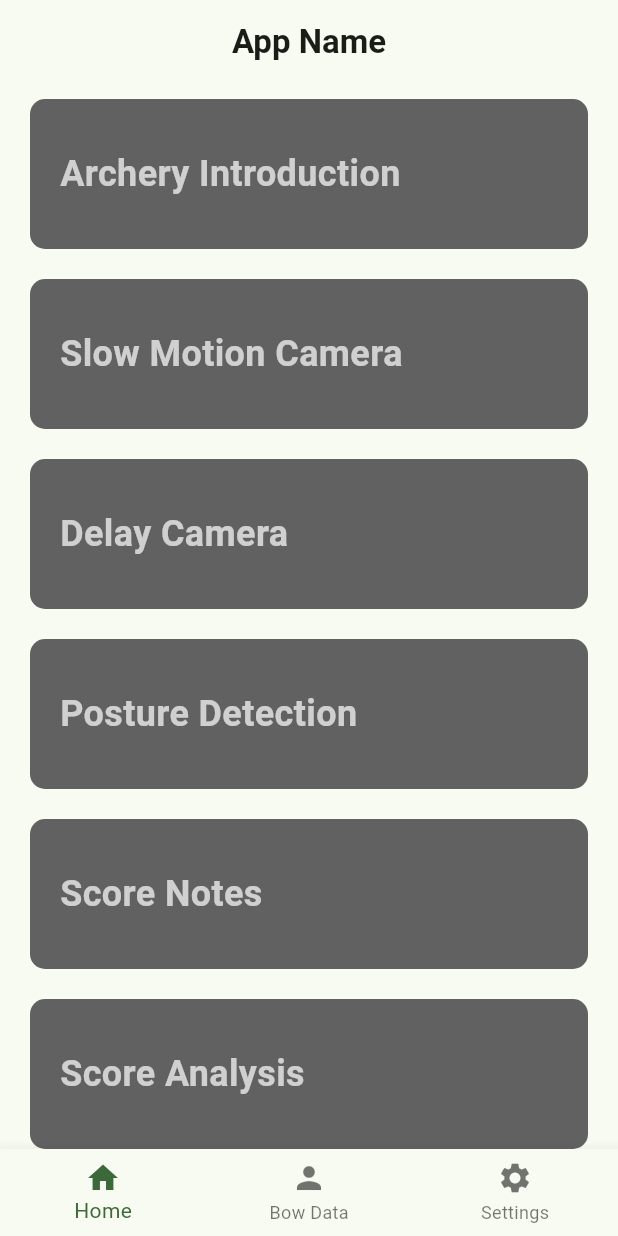
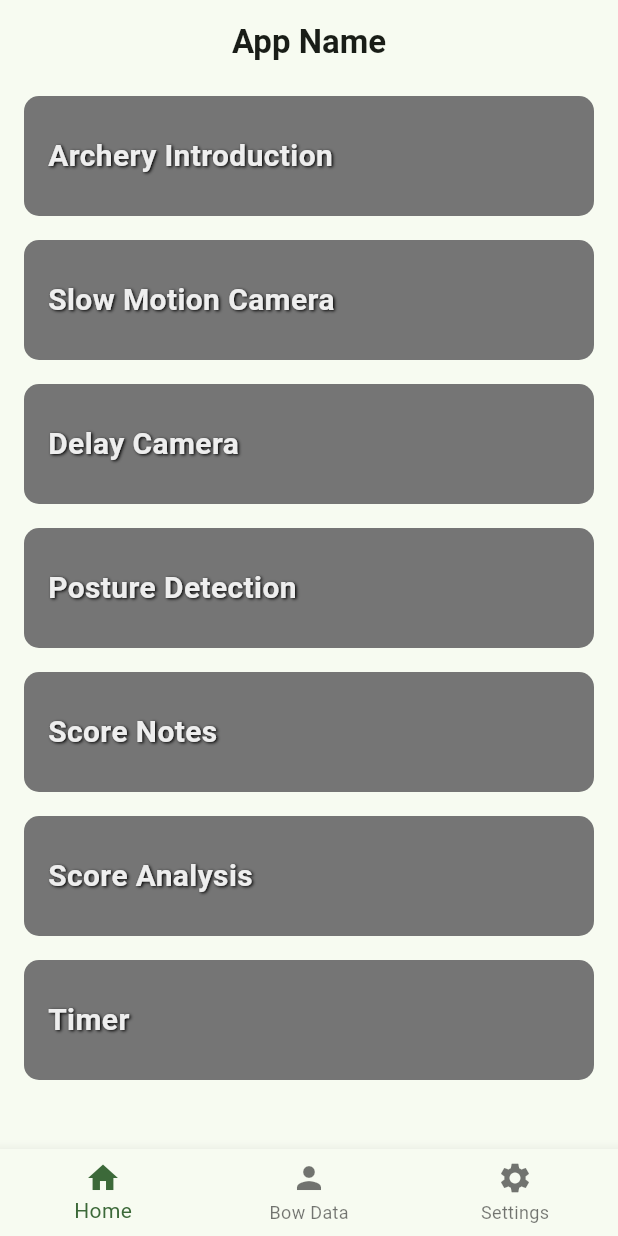
Before and after one commit to mattmaomao/fyp_app, a Flutter app: the screen it shows after launch, on a phone screen of 412 x 824 dp. Run offline on Flutter 3.47's test engine with Material 3 defaults, Android fonts, the phone set to English and light mode, and no system bars.

Commit message:
format home page a bit

```diff
--- a/lib/pages/home.dart
+++ b/lib/pages/home.dart
@@ -75,26 +75,35 @@ class HomePage extends StatelessWidget {
     return GestureDetector(
       onTap: onTap,
       child: Container(
-        height: 100,
-        margin: EdgeInsets.symmetric(vertical: 10, horizontal: 20),
+        height: 80,
+        margin: EdgeInsets.symmetric(vertical: 8, horizontal: 16),
         decoration: BoxDecoration(
+          // todo: add background image for each function
           // image: DecorationImage(
           //   image: AssetImage(imagePath),
           //   fit: BoxFit.cover,
+          //   colorFilter: ColorFilter.mode(Colors.grey[600]!.withOpacity(0.8), BlendMode.srcOver),
           // ),
-          color: Colors.grey[700],
+          color: Colors.grey[600],
           borderRadius: BorderRadius.circular(10),
         ),
         child: Align(
           alignment: Alignment.centerLeft,
           child: Padding(
-            padding: EdgeInsets.only(left: 20),
+            padding: EdgeInsets.only(left: 16),
             child: Text(
               text,
               style: TextStyle(
-                color: Colors.white70,
-                fontSize: 24,
+                color: Color.fromRGBO(0xEE, 0xEE, 0xEE, 1),
+                fontSize: 20,
                 fontWeight: FontWeight.bold,
+                shadows: [
+                  Shadow(
+                    offset: Offset(1.0, 1.0),
+                    blurRadius: 2.0,
+                    color: Colors.black,
+                  ),
+                ],
               ),
             ),
           ),
```
